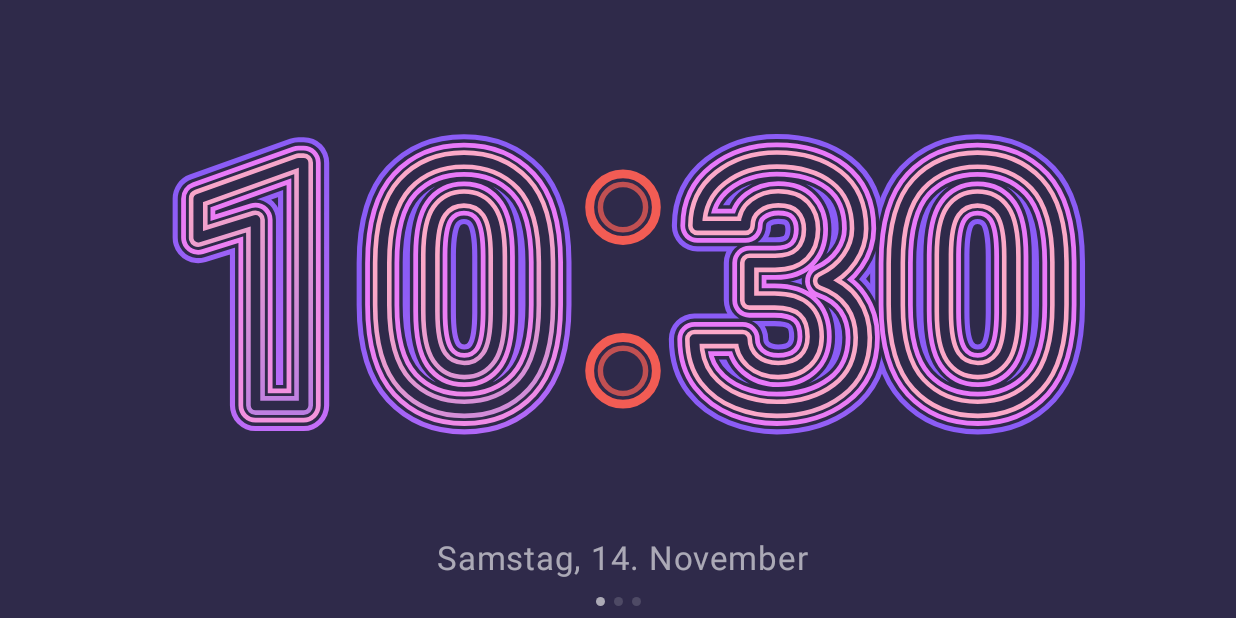
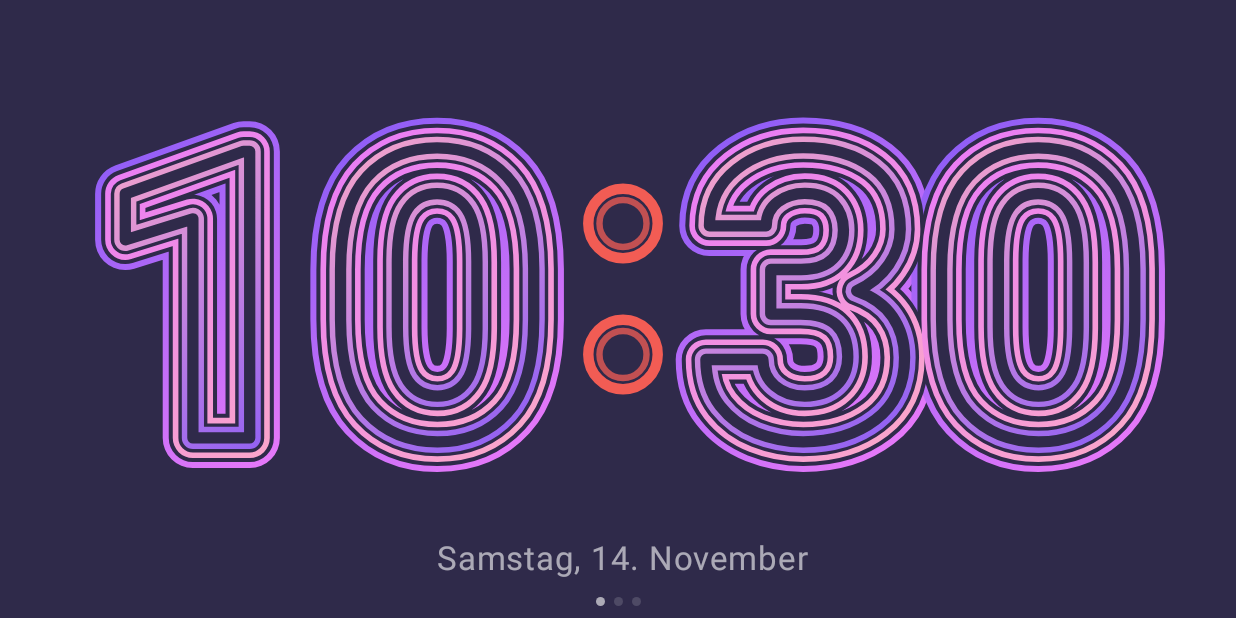
Before and after one commit to pasci18zz-art/Standby-, an Android app built with Jetpack Compose: the screen it shows after launch (MainActivity), on a phone screen of 824 x 412 dp (held sideways). Run offline under Robolectric (Android 15) with nearby library versions, the phone set to English and light mode, and no system bars.

Commit message:
Neon-/Linien-Uhr: saubere Ziffernkonturen; schlanke Musikleiste unter der Uhr
Co-Authored-By: Claude Opus 5.5 <noreply@anthropic.com>
Claude-Session: https://claude.ai/code/session_015DMhJQF7GGRQQvSMp8QduS

```diff
--- a/app/src/main/java/de/standby/ui/ClockStyles.kt
+++ b/app/src/main/java/de/standby/ui/ClockStyles.kt
@@ -31,7 +31,10 @@ import androidx.compose.ui.draw.drawWithContent
 import androidx.compose.ui.geometry.Offset
 import androidx.compose.ui.graphics.Brush
 import androidx.compose.ui.graphics.Color
+import androidx.compose.ui.graphics.StrokeCap
 import androidx.compose.ui.graphics.StrokeJoin
+import androidx.compose.ui.graphics.asComposePath
+import androidx.compose.ui.graphics.drawscope.translate
 import androidx.compose.ui.graphics.TransformOrigin
 import androidx.compose.ui.graphics.drawscope.DrawScope
 import androidx.compose.ui.graphics.drawscope.Fill
@@ -109,39 +112,57 @@ private fun MinimalClock(time: LocalDateTime, modifier: Modifier) {
 
 private class StrokeLayer(val frac: Float, val color: Color?, val brushIdx: Int = 0, val alpha: Float = 1f)
 
+private val glyphPaint = android.graphics.Paint(android.graphics.Paint.ANTI_ALIAS_FLAG).apply {
+    typeface = android.graphics.Typeface.create(android.graphics.Typeface.SANS_SERIF, 700, false)
+}
+
+/**
+ * Umriss einer Ziffer als Pfad. Systemschriften bestehen oft aus überlappenden Teilformen –
+ * beim reinen Nachzeichnen entstehen dann innere Linien (z. B. in der 3). Die Vereinigung
+ * der Formen ergibt einen sauberen Außenumriss.
+ */
+private fun glyphPath(ch: Char): android.graphics.Path {
+    val raw = android.graphics.Path()
+    glyphPaint.getTextPath(ch.toString(), 0, 1, 0f, 0f, raw)
+    val clean = android.graphics.Path()
+    return if (clean.op(raw, android.graphics.Path(), android.graphics.Path.Op.UNION)) clean else raw
+}
+
 @Composable
 private fun GlyphClock(time: LocalDateTime, neon: Boolean, modifier: Modifier) {
-    val tm = rememberTextMeasurer()
     val pal = currentPalette()
     val bg = currentBackdrop().color
     val digits = hourString(time) + minuteString(time)
     Canvas(modifier.fillMaxSize()) {
         val w = size.width
         val h = size.height
-        val weight = FontWeight.Bold
-        // Referenzmessung, daraus die passende Schriftgröße für Breite und Höhe.
-        val ref = tm.measure("0", TextStyle(fontSize = 100.sp, fontWeight = weight))
-        val refW = ref.size.width.toFloat()
-        val refH = ref.size.height.toFloat()
-        val totalRefW = refW * 4f + refW * 0.62f
-        val s = min(h * 0.82f / refH, w * 0.94f / totalRefW)
-        val fontSp = (100f * s).sp
-        val fp = fontSp.toPx()
-        val style = TextStyle(fontSize = fontSp, fontWeight = weight)
-        val cell = tm.measure("0", style).size.width.toFloat()
+        // Referenzmaße bei Schriftgröße 100, daraus die passende Größe.
+        glyphPaint.textSize = 100f
+        val refW = glyphPaint.measureText("0")
+        val rb = android.graphics.Rect()
+        glyphPaint.getTextBounds("0", 0, 1, rb)
+        val refCap = rb.height().toFloat()
+        val s = min(h * 0.62f / refCap, w * 0.92f / (refW * 4.62f))
+        val fp = 100f * s
+        glyphPaint.textSize = fp
+        val cell = refW * s
+        val cap = refCap * s
         val colonW = cell * 0.62f
-        val total = cell * 4f + colonW
-        val startX = (w - total) / 2f
-        val sample = tm.measure("0", style)
-        val topY = (h - sample.size.height) / 2f
+        val startX = (w - (cell * 4f + colonW)) / 2f
+        val baseline = (h + cap) / 2f
 
+        val paths = digits.map { ch ->
+            val p = glyphPath(ch)
+            val adv = glyphPaint.measureText(ch.toString())
+            Triple(p.asComposePath(), adv, ch)
+        }
         fun cellX(i: Int) = startX + i * cell + if (i >= 2) colonW else 0f
 
         val layers: List<StrokeLayer> = if (neon) {
             listOf(
-                StrokeLayer(0.16f, Color.White, alpha = 0.05f),
-                StrokeLayer(0.11f, Color.White, alpha = 0.09f),
-                StrokeLayer(0.07f, Color.White, alpha = 0.16f),
+                StrokeLayer(0.14f, Color.White, alpha = 0.04f),
+                StrokeLayer(0.095f, Color.White, alpha = 0.07f),
+                StrokeLayer(0.06f, Color.White, alpha = 0.13f),
             )
         } else {
             listOf(
@@ -154,21 +175,21 @@ private fun GlyphClock(time: LocalDateTime, neon: Boolean, modifier: Modifier) {
             )
         }
 
-        fun drawDigits(l: StrokeLayer, fill: Boolean, fillColor: Color = bg) {
-            for (i in 0 until 4) {
-                val lay = tm.measure(digits[i].toString(), style)
-                val x = cellX(i) + (cell - lay.size.width) / 2f
-                val tl = Offset(x, topY)
-                val drawStyle = if (fill) Fill else Stroke(width = fp * l.frac, join = StrokeJoin.Round)
-                if (fill) {
-                    drawText(lay, color = fillColor, topLeft = tl, drawStyle = drawStyle)
-                } else if (l.color != null) {
-                    drawText(lay, color = l.color.copy(alpha = l.alpha), topLeft = tl, drawStyle = drawStyle)
-                } else {
-                    val c = when (l.brushIdx) { 0 -> pal.c1; 1 -> pal.c2; else -> pal.c3 }
-                    val c2 = when (l.brushIdx) { 0 -> pal.c2; 1 -> pal.c3; else -> pal.c1 }
-                    val brush = Brush.linearGradient(listOf(c, c2), start = Offset(x, topY), end = Offset(x + cell, topY + sample.size.height))
-                    drawText(lay, brush = brush, topLeft = tl, drawStyle = drawStyle)
+        fun drawDigits(l: StrokeLayer, fill: Boolean) {
+            paths.forEachIndexed { i, (path, adv, _) ->
+                val x = cellX(i) + (cell - adv) / 2f
+                translate(x, baseline) {
+                    val st = if (fill) Fill else Stroke(width = fp * l.frac, join = StrokeJoin.Round, cap = StrokeCap.Round)
+                    when {
+                        fill -> drawPath(path, bg, style = st)
+                        l.color != null -> drawPath(path, l.color.copy(alpha = l.alpha), style = st)
+                        else -> {
+                            val c = when (l.brushIdx) { 0 -> pal.c1; 1 -> pal.c2; else -> pal.c3 }
+                            val c2 = when (l.brushIdx) { 0 -> pal.c2; 1 -> pal.c3; else -> pal.c1 }
+                            val brush = Brush.linearGradient(listOf(c, c2), start = Offset(0f, -cap), end = Offset(cell, 0f))
+                            drawPath(path, brush, style = st)
+                        }
+                    }
                 }
             }
         }
@@ -176,20 +197,23 @@ private fun GlyphClock(time: LocalDateTime, neon: Boolean, modifier: Modifier) {
         for (l in layers) drawDigits(l, fill = false)
         if (neon) {
             drawDigits(StrokeLayer(0f, null), fill = true)
-            drawDigits(StrokeLayer(0.022f, Color.White, alpha = 0.95f), fill = false)
+            // Doppelte Leuchtlinie: heller Kern + feiner Innenschimmer
+            drawDigits(StrokeLayer(0.034f, Color.White, alpha = 0.22f), fill = false)
+            drawDigits(StrokeLayer(0.016f, Color.White, alpha = 0.97f), fill = false)
         }
 
         // Doppelpunkt
         val cx = startX + cell * 2f + colonW / 2f
-        val cy = h / 2f
-        val gap = fp * 0.24f
-        val r = fp * 0.085f
+        val cy = baseline - cap / 2f
+        val gap = cap * 0.22f
+        val r = fp * 0.075f
         for (dy in listOf(-gap, gap)) {
             val c = Offset(cx, cy + dy)
             if (neon) {
-                drawCircle(Color.White.copy(alpha = 0.08f), r * 1.4f, c, style = Stroke(fp * 0.08f))
+                drawCircle(Color.White.copy(alpha = 0.07f), r * 1.5f, c, style = Stroke(fp * 0.07f))
                 drawCircle(bg, r, c)
-                drawCircle(Color.White.copy(alpha = 0.95f), r, c, style = Stroke(fp * 0.022f))
+                drawCircle(Color.White.copy(alpha = 0.22f), r, c, style = Stroke(fp * 0.034f))
+                drawCircle(Color.White.copy(alpha = 0.97f), r, c, style = Stroke(fp * 0.016f))
             } else {
                 drawCircle(pal.colon, r * 1.15f, c, style = Stroke(fp * 0.026f))
                 drawCircle(pal.colon.copy(alpha = 0.75f), r * 0.78f, c, style = Stroke(fp * 0.016f))
--- a/app/src/main/java/de/standby/ui/StandbyRoot.kt
+++ b/app/src/main/java/de/standby/ui/StandbyRoot.kt
@@ -243,7 +243,7 @@ private fun ClockPage(now: LocalDateTime, media: MediaInfo?, musicActive: Boolea
     val showMini = musicActive && Prefs.miniPlayer && media != null
     Box(Modifier.fillMaxSize()) {
         Column(
-            Modifier.fillMaxSize().padding(top = 28.dp, bottom = if (showMini) 112.dp else 28.dp),
+            Modifier.fillMaxSize().padding(top = 28.dp, bottom = if (showMini) 72.dp else 28.dp),
             horizontalAlignment = Alignment.CenterHorizontally,
         ) {
             ClockFace(Prefs.clockStyle, now, Modifier.weight(1f).fillMaxWidth().padding(horizontal = 28.dp))
@@ -256,7 +256,7 @@ private fun ClockPage(now: LocalDateTime, media: MediaInfo?, musicActive: Boolea
             }
         }
         if (showMini && media != null) {
-            MiniPlayer(media, Modifier.align(Alignment.BottomCenter).padding(horizontal = 40.dp, vertical = 20.dp))
+            MiniPlayer(media, Modifier.align(Alignment.BottomCenter).padding(horizontal = 40.dp, vertical = 16.dp))
         }
     }
 }
```
Also changed, not shown: app/src/main/java/de/standby/ui/MusicUi.kt (+30 -13 lines).
